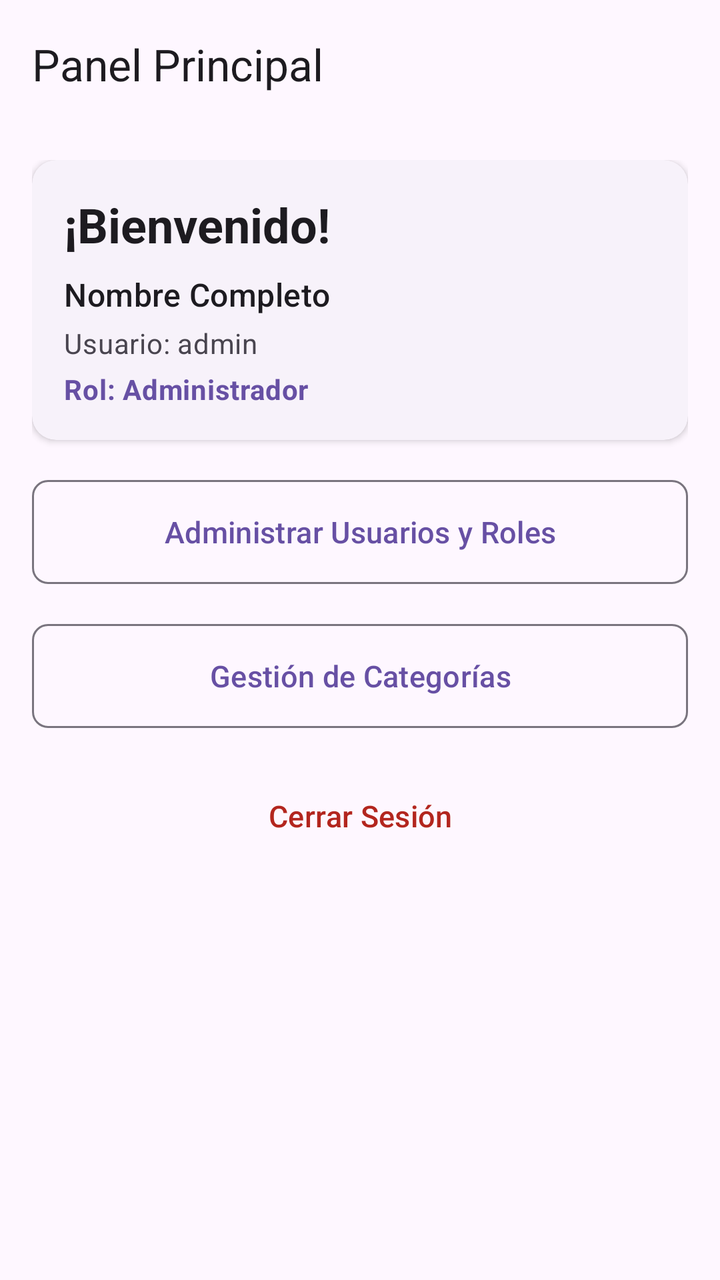
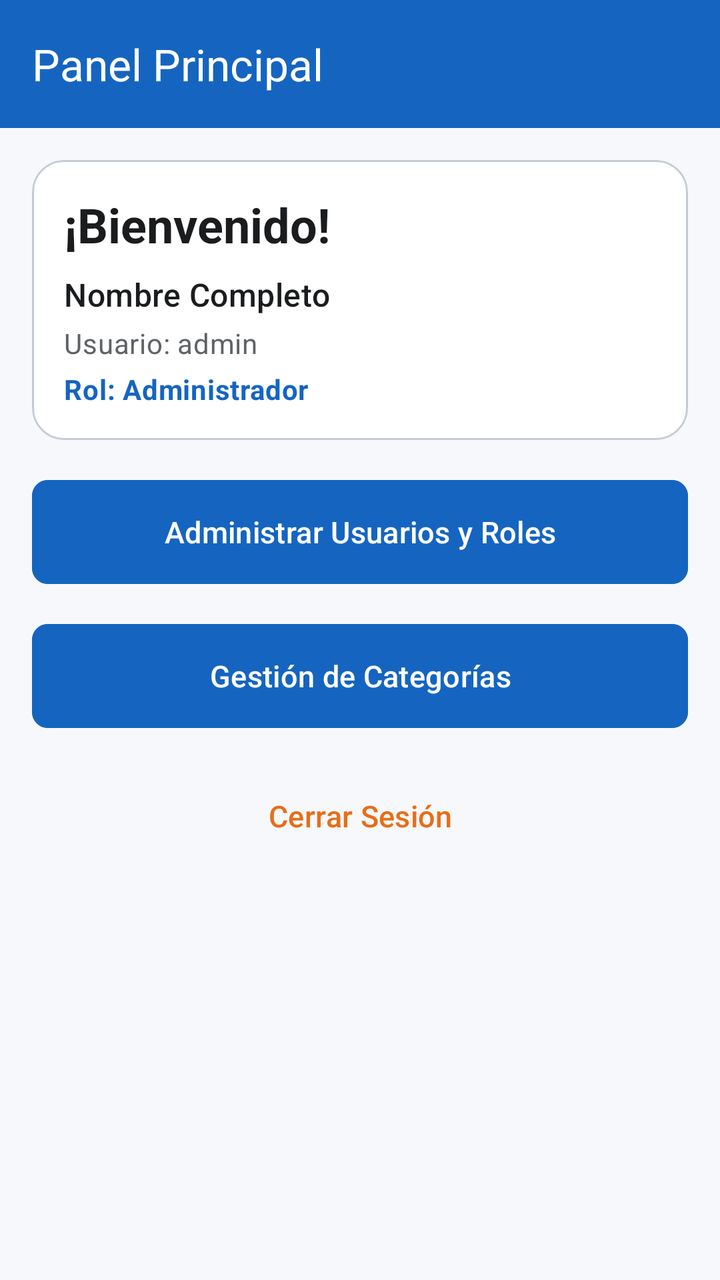

Screens rendered from an Android XML layout before and after an edit, with the pre-edit source and the edit as a unified diff.
<!-- AndroidManifest.xml: application theme Theme.SistemaBodegaAppAndroid -->
<!-- res/layout/activity_main.xml -->
<?xml version="1.0" encoding="utf-8"?>
<androidx.coordinatorlayout.widget.CoordinatorLayout xmlns:android="http://schemas.android.com/apk/res/android"
    xmlns:app="http://schemas.android.com/apk/res-auto"
    xmlns:tools="http://schemas.android.com/tools"
    android:id="@+id/main"
    android:layout_width="match_parent"
    android:layout_height="match_parent"
    tools:context=".MainActivity">

    <com.google.android.material.appbar.AppBarLayout
        android:layout_width="match_parent"
        android:layout_height="wrap_content">

        <com.google.android.material.appbar.MaterialToolbar
            android:id="@+id/toolbarMain"
            android:layout_width="match_parent"
            android:layout_height="?attr/actionBarSize"
            app:title="@string/title_main" />
    </com.google.android.material.appbar.AppBarLayout>

    <androidx.core.widget.NestedScrollView
        android:layout_width="match_parent"
        android:layout_height="match_parent"
        app:layout_behavior="@string/appbar_scrolling_view_behavior">

        <LinearLayout
            android:layout_width="match_parent"
            android:layout_height="wrap_content"
            android:orientation="vertical"
            android:padding="16dp">

            
            <com.google.android.material.card.MaterialCardView
                style="@style/Widget.Material3.CardView.Elevated"
                android:layout_width="match_parent"
                android:layout_height="wrap_content"
                android:layout_marginBottom="16dp"
                app:cardCornerRadius="12dp"
                app:cardElevation="2dp">

                <LinearLayout
                    android:layout_width="match_parent"
                    android:layout_height="wrap_content"
                    android:orientation="vertical"
                    android:padding="16dp">

                    <TextView
                        android:id="@+id/tvWelcome"
                        android:layout_width="wrap_content"
                        android:layout_height="wrap_content"
                        android:text="@string/welcome_user"
                        android:textAppearance="@style/TextAppearance.Material3.HeadlineSmall"
                        android:textStyle="bold" />

                    <TextView
                        android:id="@+id/tvUserFullName"
                        android:layout_width="wrap_content"
                        android:layout_height="wrap_content"
                        android:layout_marginTop="8dp"
                        android:text="Nombre Completo"
                        android:textAppearance="@style/TextAppearance.Material3.TitleMedium" />

                    <TextView
                        android:id="@+id/tvUsername"
                        android:layout_width="wrap_content"
                        android:layout_height="wrap_content"
                        android:layout_marginTop="4dp"
                        android:text="Usuario: admin"
                        android:textAppearance="@style/TextAppearance.Material3.BodyMedium"
                        android:textColor="?attr/colorOnSurfaceVariant" />

                    <TextView
                        android:id="@+id/tvUserRole"
                        android:layout_width="wrap_content"
                        android:layout_height="wrap_content"
                        android:layout_marginTop="4dp"
                        android:text="Rol: Administrador"
                        android:textAppearance="@style/TextAppearance.Material3.BodyMedium"
                        android:textColor="?attr/colorPrimary"
                        android:textStyle="bold" />
                </LinearLayout>
            </com.google.android.material.card.MaterialCardView>

            
            <com.google.android.material.button.MaterialButton
                android:id="@+id/btnAdminUsersRoles"
                style="@style/Widget.Material3.Button.OutlinedButton"
                android:layout_width="match_parent"
                android:layout_height="60dp"
                android:layout_marginBottom="12dp"
                android:text="@string/btn_admin_users_roles"
                android:textSize="15sp"
                app:cornerRadius="8dp" />

            
            <com.google.android.material.button.MaterialButton
                android:id="@+id/btnAdminCategorias"
                style="@style/Widget.Material3.Button.OutlinedButton"
                android:layout_width="match_parent"
                android:layout_height="60dp"
                android:layout_marginBottom="12dp"
                android:text="Gestión de Categorías"
                android:textSize="15sp"
                app:cornerRadius="8dp" />

            
            <com.google.android.material.button.MaterialButton
                android:id="@+id/btnLogout"
                style="@style/Widget.Material3.Button.TextButton"
                android:layout_width="match_parent"
                android:layout_height="56dp"
                android:text="@string/btn_logout"
                android:textColor="?attr/colorError"
                android:textSize="15sp" />


        </LinearLayout>
    </androidx.core.widget.NestedScrollView>

    </androidx.coordinatorlayout.widget.CoordinatorLayout>
<!-- resources referenced by this layout -->
<resources>
  <string name="btn_admin_users_roles">Administrar Usuarios y Roles</string>
  <string name="btn_logout">Cerrar Sesión</string>
  <string name="title_main">Panel Principal</string>
  <string name="welcome_user">¡Bienvenido!</string>
  <style name="Theme.SistemaBodegaAppAndroid" parent="Base.Theme.SistemaBodegaAppAndroid" />
  <style name="Base.Theme.SistemaBodegaAppAndroid" parent="Theme.Material3.DayNight.NoActionBar">
          
          
      </style>
</resources>

<!-- the commit's change to res/layout/activity_main.xml (unified diff, before → after) -->
@@ -5,17 +5,21 @@
     android:id="@+id/main"
     android:layout_width="match_parent"
     android:layout_height="match_parent"
+    android:background="@color/background"
     tools:context=".MainActivity">
 
     <com.google.android.material.appbar.AppBarLayout
         android:layout_width="match_parent"
-        android:layout_height="wrap_content">
+        android:layout_height="wrap_content"
+        android:background="@color/primary">
 
         <com.google.android.material.appbar.MaterialToolbar
             android:id="@+id/toolbarMain"
             android:layout_width="match_parent"
             android:layout_height="?attr/actionBarSize"
-            app:title="@string/title_main" />
+            app:title="@string/title_main"
+            android:background="@color/primary"
+            app:titleTextColor="@color/white" />
     </com.google.android.material.appbar.AppBarLayout>
 
     <androidx.core.widget.NestedScrollView
@@ -31,12 +35,17 @@
 
             
             <com.google.android.material.card.MaterialCardView
-                style="@style/Widget.Material3.CardView.Elevated"
                 android:layout_width="match_parent"
                 android:layout_height="wrap_content"
                 android:layout_marginBottom="16dp"
-                app:cardCornerRadius="12dp"
-                app:cardElevation="2dp">
+                app:cardCornerRadius="16dp"
+                app:cardElevation="0dp"
+                app:cardBackgroundColor="@color/surface"
+                app:strokeColor="@color/outline"
+                app:strokeWidth="1dp">
+                app:cardBackgroundColor="@color/surface"
+                app:strokeColor="@color/outline"
+                app:strokeWidth="1dp">
 
                 <LinearLayout
                     android:layout_width="match_parent"
@@ -50,7 +59,8 @@
                         android:layout_height="wrap_content"
                         android:text="@string/welcome_user"
                         android:textAppearance="@style/TextAppearance.Material3.HeadlineSmall"
-                        android:textStyle="bold" />
+                        android:textStyle="bold"
+                        android:textColor="@color/text_primary" />
 
                     <TextView
                         android:id="@+id/tvUserFullName"
@@ -58,7 +68,8 @@
                         android:layout_height="wrap_content"
                         android:layout_marginTop="8dp"
                         android:text="Nombre Completo"
-                        android:textAppearance="@style/TextAppearance.Material3.TitleMedium" />
+                        android:textAppearance="@style/TextAppearance.Material3.TitleMedium"
+                        android:textColor="@color/text_primary" />
 
                     <TextView
                         android:id="@+id/tvUsername"
@@ -67,7 +78,7 @@
                         android:layout_marginTop="4dp"
                         android:text="Usuario: admin"
                         android:textAppearance="@style/TextAppearance.Material3.BodyMedium"
-                        android:textColor="?attr/colorOnSurfaceVariant" />
+                        android:textColor="@color/text_secondary" />
 
                     <TextView
                         android:id="@+id/tvUserRole"
@@ -76,7 +87,7 @@
                         android:layout_marginTop="4dp"
                         android:text="Rol: Administrador"
                         android:textAppearance="@style/TextAppearance.Material3.BodyMedium"
-                        android:textColor="?attr/colorPrimary"
+                        android:textColor="@color/primary"
                         android:textStyle="bold" />
                 </LinearLayout>
             </com.google.android.material.card.MaterialCardView>
@@ -84,23 +95,27 @@
             
             <com.google.android.material.button.MaterialButton
                 android:id="@+id/btnAdminUsersRoles"
-                style="@style/Widget.Material3.Button.OutlinedButton"
+                style="@style/Widget.Material3.Button"
                 android:layout_width="match_parent"
                 android:layout_height="60dp"
                 android:layout_marginBottom="12dp"
                 android:text="@string/btn_admin_users_roles"
                 android:textSize="15sp"
+                android:textColor="@color/white"
+                android:backgroundTint="@color/primary"
                 app:cornerRadius="8dp" />
 
             
             <com.google.android.material.button.MaterialButton
                 android:id="@+id/btnAdminCategorias"
-                style="@style/Widget.Material3.Button.OutlinedButton"
+                style="@style/Widget.Material3.Button"
                 android:layout_width="match_parent"
                 android:layout_height="60dp"
                 android:layout_marginBottom="12dp"
                 android:text="Gestión de Categorías"
                 android:textSize="15sp"
+                android:textColor="@color/white"
+                android:backgroundTint="@color/primary"
                 app:cornerRadius="8dp" />
 
             
@@ -110,7 +125,7 @@
                 android:layout_width="match_parent"
                 android:layout_height="56dp"
                 android:text="@string/btn_logout"
-                android:textColor="?attr/colorError"
+                android:textColor="@color/accent"
                 android:textSize="15sp" />
 
 
<!-- resource entries referenced after the edit -->
@@ -1,13 +1,29 @@
 <!-- resources referenced by this layout -->
 <resources>
+  <color name="accent">#E76E1A</color>
+  <color name="background">#F6F8FB</color>
+  <color name="outline">#C4CBD4</color>
+  <color name="primary">#1565C0</color>
+  <color name="surface">#FFFFFF</color>
+  <color name="text_primary">#1A1C1E</color>
+  <color name="text_secondary">#5F6368</color>
+  <color name="white">#FFFFFFFF</color>
   <string name="btn_admin_users_roles">Administrar Usuarios y Roles</string>
   <string name="btn_logout">Cerrar Sesión</string>
   <string name="title_main">Panel Principal</string>
   <string name="welcome_user">¡Bienvenido!</string>
   <style name="Theme.SistemaBodegaAppAndroid" parent="Base.Theme.SistemaBodegaAppAndroid" />
   <style name="Base.Theme.SistemaBodegaAppAndroid" parent="Theme.Material3.DayNight.NoActionBar">
-          
-          
+          <item name="colorPrimary">@color/primary</item>
+          <item name="colorOnPrimary">@color/white</item>
+          <item name="colorPrimaryContainer">@color/primary_container</item>
+          <item name="colorSecondary">@color/accent</item>
+          <item name="colorSurface">@color/surface</item>
+          <item name="android:colorBackground">@color/background</item>
+          <item name="android:statusBarColor">@color/primary_dark</item>
+          <item name="android:navigationBarColor">@color/background</item>
       </style>
+  <color name="primary_container">#B3DEFF</color>
+  <color name="primary_dark">#1457AC</color>
 </resources>
 
